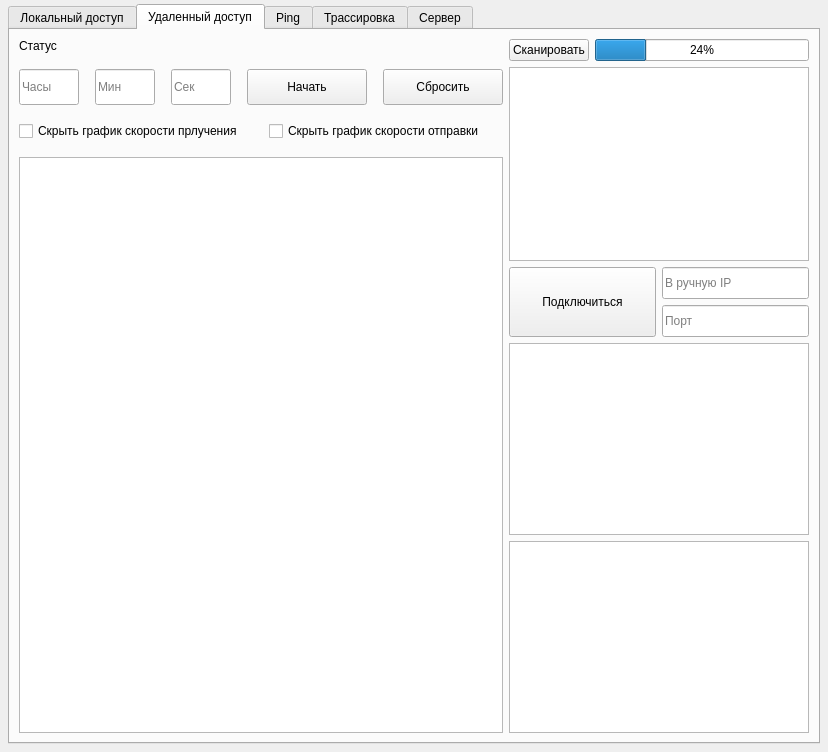
The window that src/ui/network_monitor.ui (darararrik/network-monitor) describes before a commit, drawn with Qt 5.
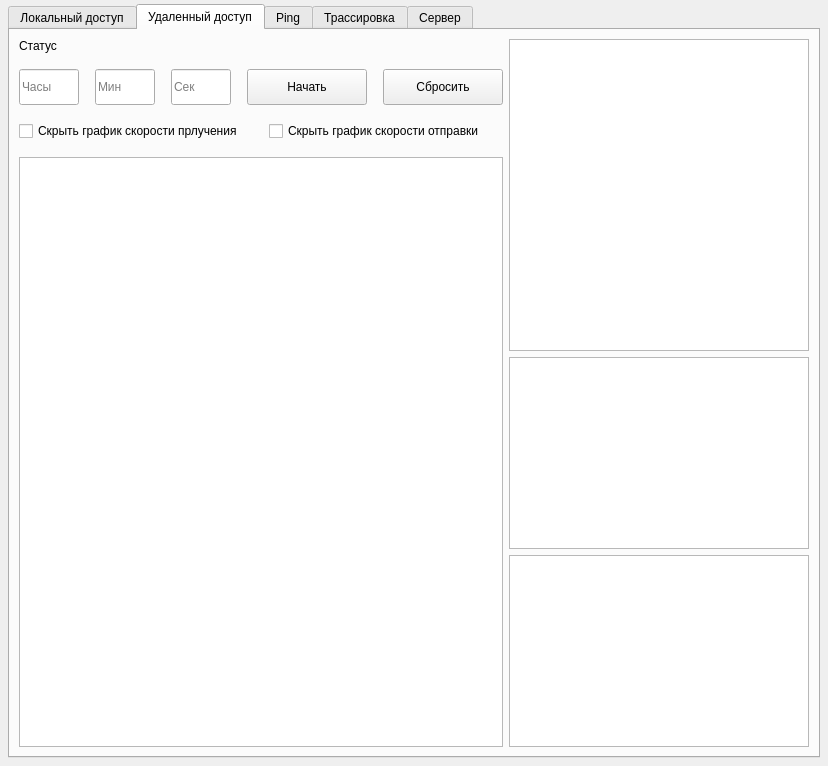
The same window after the commit. Custom widgets are drawn as their Qt base class.

```diff
--- a/src/ui/network_monitor.ui
+++ b/src/ui/network_monitor.ui
@@ -10,7 +10,7 @@
     <x>0</x>
     <y>0</y>
     <width>807</width>
-    <height>738</height>
+    <height>766</height>
    </rect>
   </property>
   <property name="sizePolicy">
@@ -579,31 +579,7 @@
           <item>
            <layout class="QVBoxLayout" name="btn_List">
             <item>
-             <layout class="QHBoxLayout" name="horizontalLayout_2">
-              <item>
-               <widget class="QPushButton" name="scanNetworkButton">
-                <property name="text">
-                 <string>Сканировать</string>
-                </property>
-               </widget>
-              </item>
-              <item>
-               <widget class="QProgressBar" name="scanProgressBar">
-                <property name="sizePolicy">
-                 <sizepolicy hsizetype="Expanding" vsizetype="Fixed">
-                  <horstretch>0</horstretch>
-                  <verstretch>0</verstretch>
-                 </sizepolicy>
-                </property>
-                <property name="value">
-                 <number>24</number>
-                </property>
-               </widget>
-              </item>
-             </layout>
-            </item>
-            <item>
-             <widget class="QListWidget" name="availableHostsList">
+             <widget class="QListWidget" name="clientsList">
               <property name="minimumSize">
                <size>
                 <width>240</width>
@@ -614,77 +590,6 @@
             </item>
            </layout>
           </item>
-          <item>
-           <layout class="QHBoxLayout" name="horizontalLayout_5">
-            <item>
-             <widget class="QPushButton" name="connectRemoteButton">
-              <property name="sizePolicy">
-               <sizepolicy hsizetype="Minimum" vsizetype="Minimum">
-                <horstretch>0</horstretch>
-                <verstretch>0</verstretch>
-               </sizepolicy>
-              </property>
-              <property name="minimumSize">
-               <size>
-                <width>0</width>
-                <height>32</height>
-               </size>
-              </property>
-              <property name="text">
-               <string>Подключиться</string>
-              </property>
-             </widget>
-            </item>
-            <item>
-             <layout class="QVBoxLayout" name="verticalLayout_5">
-              <item>
-               <widget class="QLineEdit" name="remoteIPInput">
-                <property name="sizePolicy">
-                 <sizepolicy hsizetype="Minimum" vsizetype="Fixed">
-                  <horstretch>0</horstretch>
-                  <verstretch>0</verstretch>
-                 </sizepolicy>
-                </property>
-                <property name="minimumSize">
-                 <size>
-                  <width>0</width>
-                  <height>32</height>
-                 </size>
-                </property>
-                <property name="text">
-                 <string/>
-                </property>
-                <property name="placeholderText">
-                 <string>В ручную IP</string>
-                </property>
-               </widget>
-              </item>
-              <item>
-               <widget class="QLineEdit" name="remotePortInput">
-                <property name="sizePolicy">
-                 <sizepolicy hsizetype="Minimum" vsizetype="Fixed">
-                  <horstretch>0</horstretch>
-                  <verstretch>0</verstretch>
-                 </sizepolicy>
-                </property>
-                <property name="minimumSize">
-                 <size>
-                  <width>0</width>
-                  <height>32</height>
-                 </size>
-                </property>
-                <property name="text">
-                 <string/>
-                </property>
-                <property name="placeholderText">
-                 <string>Порт</string>
-                </property>
-               </widget>
-              </item>
-             </layout>
-            </item>
-           </layout>
-          </item>
           <item>
            <layout class="QVBoxLayout" name="adps_info">
             <item>
```
